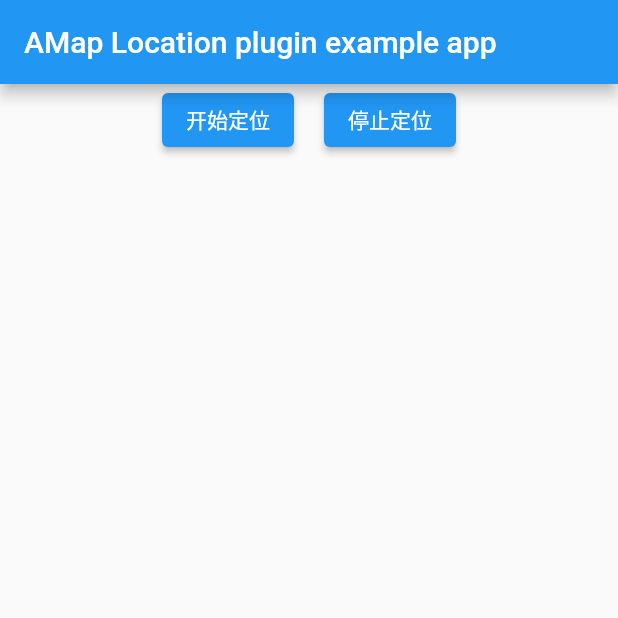
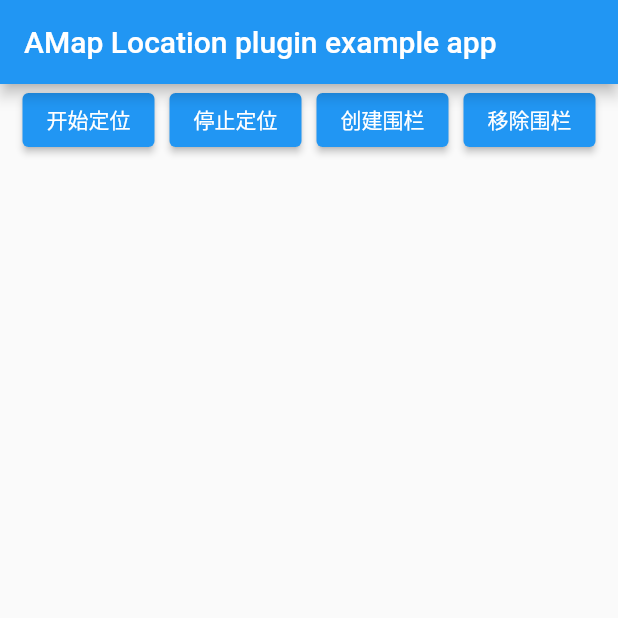
Before and after one commit to cbl16888/amap_fence_location, a Flutter app: the screen it shows after launch, on a phone screen of 412 x 824 dp, the top half of it. Run offline on Flutter 3.47's test engine with Material 2 defaults, Android fonts, the phone set to English and light mode, and no system bars; our stand-ins replace permission_handler.

Commit message:
ios增加电子围栏

```diff
--- a/example/lib/main.dart
+++ b/example/lib/main.dart
@@ -41,9 +41,13 @@ class _MyAppState extends State<MyApp> {
 
     ///注册定位结果监听
     _locationListener = _locationPlugin.onLocationChanged().listen((Map<String, Object> result) {
-      setState(() {
-        _locationResult = result;
-      });
+      if (null == result["pluginKey"]) {
+        setState(() {
+          _locationResult = result;
+        });
+      } else {
+        print("围栏: $result");
+      }
     });
   }
 
@@ -118,6 +122,14 @@ class _MyAppState extends State<MyApp> {
     _locationPlugin.stopLocation();
   }
 
+  void _addFence() {
+    _locationPlugin.addPolygonRegionForMonitoringWithCoordinates(["24.52,117.95", "24.51,117.94", "24.53,117.96", "24.50,117.95"], "zhonglingyi");
+  }
+
+  void _removeFence() {
+    _locationPlugin.removeGeoFenceRegionsWithCustomID(null);
+  }
+
   Container _createButtonContainer() {
     return new Container(
         alignment: Alignment.center,
@@ -133,10 +145,28 @@ class _MyAppState extends State<MyApp> {
                 foregroundColor: MaterialStateProperty.all(Colors.white),
               ),
             ),
-            new Container(width: 20.0),
+            new Container(width: 10.0),
             new ElevatedButton(
               onPressed: _stopLocation,
               child: new Text('停止定位'),
+              style: ButtonStyle(
+                backgroundColor: MaterialStateProperty.all(Colors.blue),
+                foregroundColor: MaterialStateProperty.all(Colors.white),
+              ),
+            ),
+            new Container(width: 10.0),
+            new ElevatedButton(
+              onPressed: _addFence,
+              child: new Text('创建围栏'),
+              style: ButtonStyle(
+                backgroundColor: MaterialStateProperty.all(Colors.blue),
+                foregroundColor: MaterialStateProperty.all(Colors.white),
+              ),
+            ),
+            new Container(width: 10.0),
+            new ElevatedButton(
+              onPressed: _removeFence,
+              child: new Text('移除围栏'),
               style: ButtonStyle(
                 backgroundColor: MaterialStateProperty.all(Colors.blue),
                 foregroundColor: MaterialStateProperty.all(Colors.white),
```
Also changed, not shown: lib/amap_flutter_location.dart (+12 -0 lines), 2 other files.
